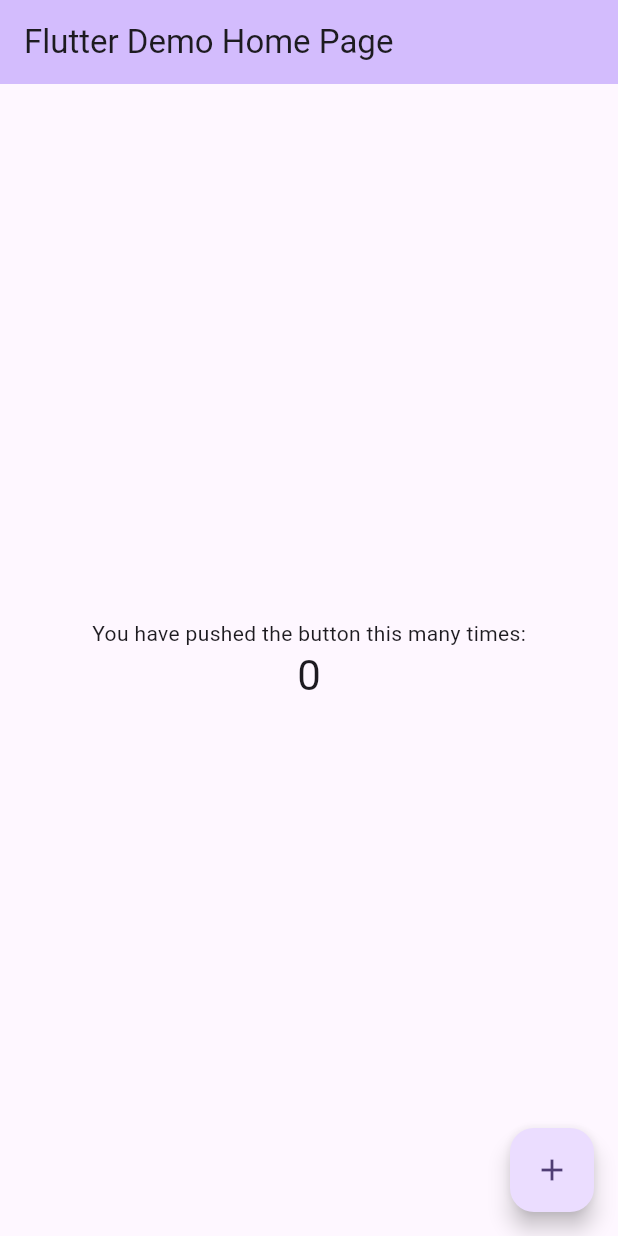
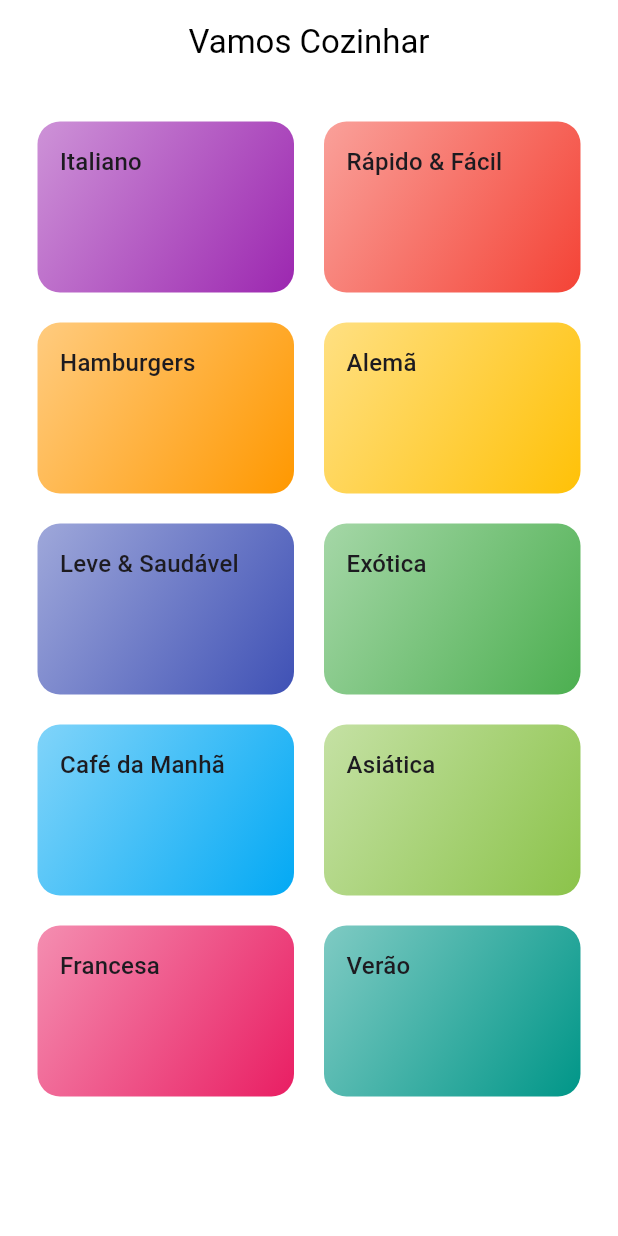
Before and after one commit to elias-ssouza/meals, a Flutter app: the screen it shows after launch, on a phone screen of 412 x 824 dp. Run offline on Flutter 3.47's test engine with Material 3 defaults, Android fonts, the phone set to English and light mode, and no system bars.

Commit message:
criação da tela de categorias, componentes e aplicando tema & estilo

```diff
--- /dev/null
+++ b/lib/components/category_item.dart
@@ -0,0 +1,31 @@
+import 'package:flutter/material.dart';
+import 'package:meals/models/category.dart';
+
+class CategoryItem extends StatelessWidget {
+
+  final Category category;
+
+  const CategoryItem(this.category);
+
+  @override
+  Widget build(BuildContext context) {
+    return Container(
+      padding: const EdgeInsets.all(15),
+      child: Text(
+        category.title,
+        style: Theme.of(context).textTheme.titleMedium,
+        ),
+      decoration: BoxDecoration(
+        borderRadius: BorderRadius.circular(15),
+        gradient: LinearGradient(
+          colors: [
+            category.color.withOpacity(0.5),
+            category.color,
+          ],
+          begin: Alignment.topLeft,
+          end: Alignment.bottomRight
+        )
+      ),
+    );
+  }
+}
--- /dev/null
+++ b/lib/data/dummy_data.dart
@@ -0,0 +1,55 @@
+import 'package:flutter/material.dart';
+import '../models/category.dart';
+
+const DUMMY_CATEGORIES = const [
+  Category(
+    id: 'c1',
+    title: 'Italiano',
+    color: Colors.purple,
+  ),
+  Category(
+    id: 'c2',
+    title: 'Rápido & Fácil',
+    color: Colors.red,
+  ),
+  Category(
+    id: 'c3',
+    title: 'Hamburgers',
+    color: Colors.orange,
+  ),
+  Category(
+    id: 'c4',
+    title: 'Alemã',
+    color: Colors.amber,
+  ),
+  Category(
+    id: 'c5',
+    title: 'Leve & Saudável',
+    color: Colors.indigo,
+  ),
+  Category(
+    id: 'c6',
+    title: 'Exótica',
+    color: Colors.green,
+  ),
+  Category(
+    id: 'c7',
+    title: 'Café da Manhã',
+    color: Colors.lightBlue,
+  ),
+  Category(
+    id: 'c8',
+    title: 'Asiática',
+    color: Colors.lightGreen,
+  ),
+  Category(
+    id: 'c9',
+    title: 'Francesa',
+    color: Colors.pink,
+  ),
+  Category(
+    id: 'c10',
+    title: 'Verão',
+    color: Colors.teal,
+  ),
+];
--- a/lib/main.dart
+++ b/lib/main.dart
@@ -1,125 +1,32 @@
 import 'package:flutter/material.dart';
+import 'screens/categories_screen.dart';
 
 void main() {
   runApp(const MyApp());
 }
 
 class MyApp extends StatelessWidget {
-  const MyApp({super.key});
+  const MyApp({Key? key}) : super(key: key);
 
-  // This widget is the root of your application.
   @override
   Widget build(BuildContext context) {
     return MaterialApp(
-      title: 'Flutter Demo',
+      title: 'Vamos Cozinhar?',
       theme: ThemeData(
-        // This is the theme of your application.
-        //
-        // TRY THIS: Try running your application with "flutter run". You'll see
-        // the application has a purple toolbar. Then, without quitting the app,
-        // try changing the seedColor in the colorScheme below to Colors.green
-        // and then invoke "hot reload" (save your changes or press the "hot
-        // reload" button in a Flutter-supported IDE, or press "r" if you used
-        // the command line to start the app).
-        //
-        // Notice that the counter didn't reset back to zero; the application
-        // state is not lost during the reload. To reset the state, use hot
-        // restart instead.
-        //
-        // This works for code too, not just values: Most code changes can be
-        // tested with just a hot reload.
-        colorScheme: ColorScheme.fromSeed(seedColor: Colors.deepPurple),
-        useMaterial3: true,
+        colorScheme: ColorScheme.fromSwatch().copyWith(
+          primary: Colors.pink,
+          secondary: Colors.amber,
+        ),
+        canvasColor: const Color.fromRGBO(255, 254, 229, 1),
+        fontFamily: 'Raleway',
+        textTheme: ThemeData.light().textTheme.copyWith(
+              headlineLarge: const TextStyle(
+                fontSize: 20,
+                fontFamily: 'RobotoCondensed',
+              ),
+            ),
       ),
-      home: const MyHomePage(title: 'Flutter Demo Home Page'),
+      home: const CategoriesScreen(),
     );
   }
 }
-
-class MyHomePage extends StatefulWidget {
-  const MyHomePage({super.key, required this.title});
-
-  // This widget is the home page of your application. It is stateful, meaning
-  // that it has a State object (defined below) that contains fields that affect
-  // how it looks.
-
-  // This class is the configuration for the state. It holds the values (in this
-  // case the title) provided by the parent (in this case the App widget) and
-  // used by the build method of the State. Fields in a Widget subclass are
-  // always marked "final".
-
-  final String title;
-
-  @override
-  State<MyHomePage> createState() => _MyHomePageState();
-}
-
-class _MyHomePageState extends State<MyHomePage> {
-  int _counter = 0;
-
-  void _incrementCounter() {
-    setState(() {
-      // This call to setState tells the Flutter framework that something has
-      // changed in this State, which causes it to rerun the build method below
-      // so that the display can reflect the updated values. If we changed
-      // _counter without calling setState(), then the build method would not be
-      // called again, and so nothing would appear to happen.
-      _counter++;
-    });
-  }
-
-  @override
-  Widget build(BuildContext context) {
-    // This method is rerun every time setState is called, for instance as done
-    // by the _incrementCounter method above.
-    //
-    // The Flutter framework has been optimized to make rerunning build methods
-    // fast, so that you can just rebuild anything that needs updating rather
-    // than having to individually change instances of widgets.
-    return Scaffold(
-      appBar: AppBar(
-        // TRY THIS: Try changing the color here to a specific color (to
-        // Colors.amber, perhaps?) and trigger a hot reload to see the AppBar
-        // change color while the other colors stay the same.
-        backgroundColor: Theme.of(context).colorScheme.inversePrimary,
-        // Here we take the value from the MyHomePage object that was created by
-        // the App.build method, and use it to set our appbar title.
-        title: Text(widget.title),
-      ),
-      body: Center(
-        // Center is a layout widget. It takes a single child and positions it
-        // in the middle of the parent.
-        child: Column(
-          // Column is also a layout widget. It takes a list of children and
-          // arranges them vertically. By default, it sizes itself to fit its
-          // children horizontally, and tries to be as tall as its parent.
-          //
-          // Column has various properties to control how it sizes itself and
-          // how it positions its children. Here we use mainAxisAlignment to
-          // center the children vertically; the main axis here is the vertical
-          // axis because Columns are vertical (the cross axis would be
-          // horizontal).
-          //
-          // TRY THIS: Invoke "debug painting" (choose the "Toggle Debug Paint"
-          // action in the IDE, or press "p" in the console), to see the
-          // wireframe for each widget.
-          mainAxisAlignment: MainAxisAlignment.center,
-          children: <Widget>[
-            const Text(
-              'You have pushed the button this many times:',
-            ),
-            Text(
-              '$_counter',
-              style: Theme.of(context).textTheme.headlineMedium,
-            ),
-          ],
-        ),
-      ),
-      floatingActionButton: FloatingActionButton(
-        onPressed: _incrementCounter,
-        tooltip: 'Increment',
-        child: const Icon(Icons.add),
-      ), // This trailing comma makes auto-formatting nicer for build methods.
-    );
-  }
-}
--- /dev/null
+++ b/lib/models/category.dart
@@ -0,0 +1,14 @@
+import 'package:flutter/material.dart';
+
+class Category {
+
+  final String id;
+  final String title;
+  final Color color;
+
+  const Category({
+    required this.id,
+    required this. title,
+    this.color = Colors.orange,
+  });
+}
--- /dev/null
+++ b/lib/screens/categories_screen.dart
@@ -0,0 +1,29 @@
+import 'package:flutter/material.dart';
+import '../components/category_item.dart';
+import '../data/dummy_data.dart';
+
+class CategoriesScreen extends StatelessWidget {
+  const CategoriesScreen({Key? key}) : super(key: key);
+
+  @override
+  Widget build(BuildContext context) {
+    return Scaffold(
+      appBar: AppBar(
+        centerTitle: true,
+        title: const Text('Vamos Cozinhar'),
+      ),
+      body: GridView(
+        padding: const EdgeInsets.all(25),
+        gridDelegate: const SliverGridDelegateWithMaxCrossAxisExtent(
+          maxCrossAxisExtent: 200,
+          childAspectRatio: 3 / 2,
+          crossAxisSpacing: 20,
+          mainAxisSpacing: 20,
+        ),
+        children: DUMMY_CATEGORIES.map((cat){
+          return CategoryItem(cat);
+        }).toList(),
+      ),
+    );
+  }
+}
```
Also changed, not shown: pubspec.yaml (+24 -16 lines), assets/fonts/Raleway-Black.ttf (added), assets/fonts/Raleway-Bold.ttf (added), assets/fonts/Raleway-Regular.ttf (added), assets/fonts/RobotoCondensed-Bold.ttf (added), assets/fonts/RobotoCondensed-Italic.ttf (added), assets/fonts/RobotoCondensed-Light.ttf (added), assets/fonts/RobotoCondensed-Regular.ttf (added), pubspec.lock.
